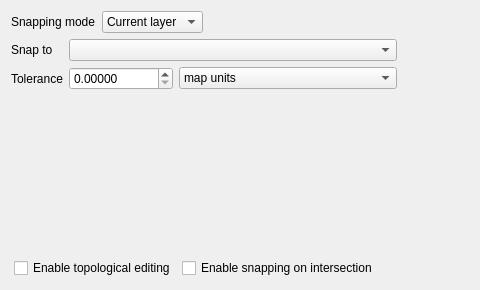
Above: src/ui/qgssnappingdialogbase.ui from qgis/QGIS before the change; both pictures show x 0 to 480 and y 0 to 290 of the 798 by 290 pixel window. Below: the same form after it.
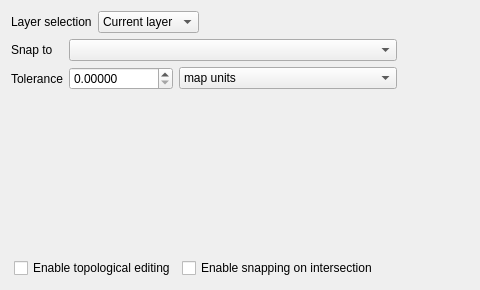
That is the form after the change.

Commit message: rename "snapping mode" option

What changed in the file:
```diff
--- a/src/ui/qgssnappingdialogbase.ui
+++ b/src/ui/qgssnappingdialogbase.ui
@@ -19,7 +19,7 @@
      <item>
       <widget class="QLabel" name="label">
        <property name="text">
-        <string>Snapping mode</string>
+        <string>Layer selection</string>
        </property>
       </widget>
      </item>
```
